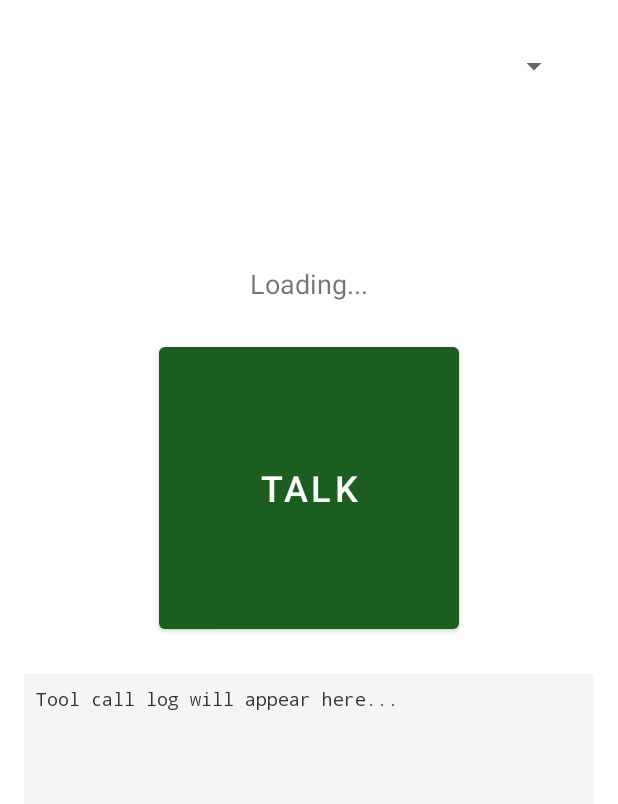
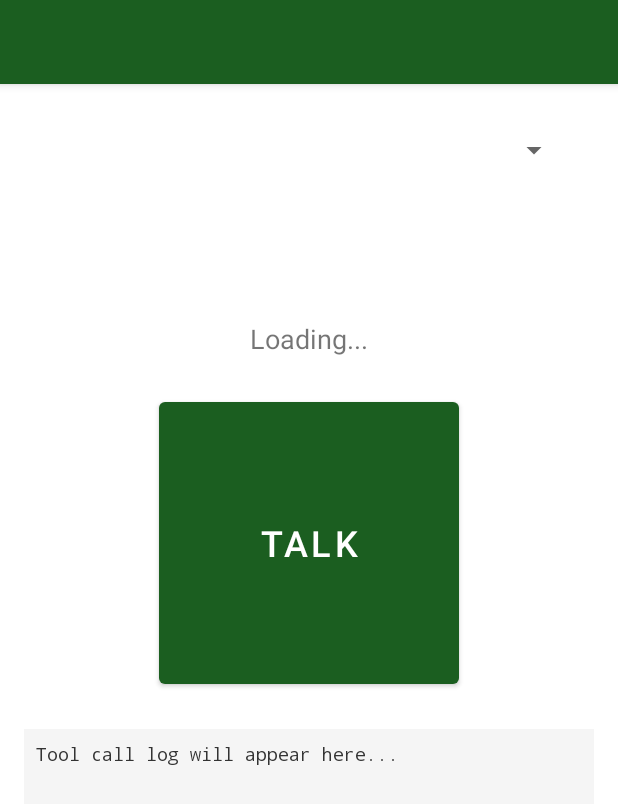
Before and after one commit to mrsheepuk/ha-live, an Android app: the layout activity_main.xml on its own in the app's theme, with its tools: preview values and no code run, on a phone screen of 412 x 824 dp. Shown: the top 804 px of the screen. Run offline under Robolectric (Android 15) with nearby library versions, the phone set to English and light mode, and no system bars.

Commit message:
Add MaterialToolbar to MainActivity using CoordinatorLayout
Refactored MainActivity to use the same CoordinatorLayout + AppBarLayout
+ MaterialToolbar pattern as the other activities, ensuring consistent
Material Design structure across the app.

This fix restores the options menu (with the Settings button) that was
lost when we changed the theme to NoActionBar. The toolbar now provides
a proper home for the menu items, and content no longer bleeds into the
status bar area.

Layout Changes (activity_main.xml):
- Replaced root ConstraintLayout with CoordinatorLayout
- Added AppBarLayout with MaterialToolbar at the top
- Wrapped existing content in ConstraintLayout with scrolling behavior
- Added fitsSystemWindows to handle system window insets properly

Activity Changes (MainActivity.kt):
- Added Toolbar import
- Added toolbar lateinit variable
- Initialized toolbar and called setSupportActionBar() in onCreate
- Options menu (Settings button) now displays correctly in toolbar

This completes the consistent AppBar pattern across all activities:
- MainActivity ✓
- SettingsActivity ✓
- ProfileEditorActivity ✓
- ProfileManagementActivity ✓

```diff
--- a/app/app/src/main/java/uk/co/mrsheep/halive/ui/MainActivity.kt
+++ b/app/app/src/main/java/uk/co/mrsheep/halive/ui/MainActivity.kt
@@ -18,6 +18,7 @@ import android.widget.Toast
 import androidx.activity.result.contract.ActivityResultContracts
 import androidx.activity.viewModels
 import androidx.appcompat.app.AppCompatActivity
+import androidx.appcompat.widget.Toolbar
 import androidx.core.content.ContextCompat
 import androidx.lifecycle.lifecycleScope
 import com.google.firebase.FirebaseApp
@@ -30,6 +31,7 @@ class MainActivity : AppCompatActivity() {
 
     private val viewModel: MainViewModel by viewModels()
 
+    private lateinit var toolbar: Toolbar
     private lateinit var profileSpinner: Spinner
     private lateinit var statusText: TextView
     private lateinit var mainButton: Button
@@ -75,6 +77,9 @@ class MainActivity : AppCompatActivity() {
         checkConfigurationAndLaunch()
 
         setContentView(R.layout.activity_main)
+
+        toolbar = findViewById(R.id.toolbar)
+        setSupportActionBar(toolbar)
 
         profileSpinner = findViewById(R.id.profileSpinner)
         statusText = findViewById(R.id.statusText)
--- a/app/app/src/main/res/layout/activity_main.xml
+++ b/app/app/src/main/res/layout/activity_main.xml
@@ -1,11 +1,28 @@
 <?xml version="1.0" encoding="utf-8"?>
-<androidx.constraintlayout.widget.ConstraintLayout xmlns:android="http://schemas.android.com/apk/res/android"
+<androidx.coordinatorlayout.widget.CoordinatorLayout xmlns:android="http://schemas.android.com/apk/res/android"
     xmlns:app="http://schemas.android.com/apk/res-auto"
     xmlns:tools="http://schemas.android.com/tools"
     android:layout_width="match_parent"
     android:layout_height="match_parent"
-    android:padding="16dp"
     tools:context=".ui.MainActivity">
+
+    <com.google.android.material.appbar.AppBarLayout
+        android:layout_width="match_parent"
+        android:layout_height="wrap_content"
+        android:fitsSystemWindows="true">
+
+        <com.google.android.material.appbar.MaterialToolbar
+            android:id="@+id/toolbar"
+            android:layout_width="match_parent"
+            android:layout_height="?attr/actionBarSize" />
+
+    </com.google.android.material.appbar.AppBarLayout>
+
+    <androidx.constraintlayout.widget.ConstraintLayout
+        android:layout_width="match_parent"
+        android:layout_height="match_parent"
+        android:padding="16dp"
+        app:layout_behavior="@string/appbar_scrolling_view_behavior">
 
     <Spinner
         android:id="@+id/profileSpinner"
@@ -78,4 +95,6 @@
             android:textColor="#333333" />
     </ScrollView>
 
-</androidx.constraintlayout.widget.ConstraintLayout>
+    </androidx.constraintlayout.widget.ConstraintLayout>
+
+</androidx.coordinatorlayout.widget.CoordinatorLayout>
```
